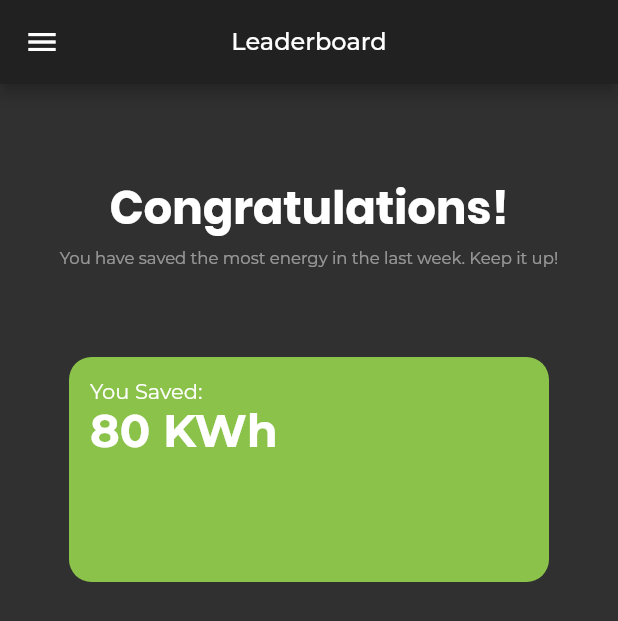
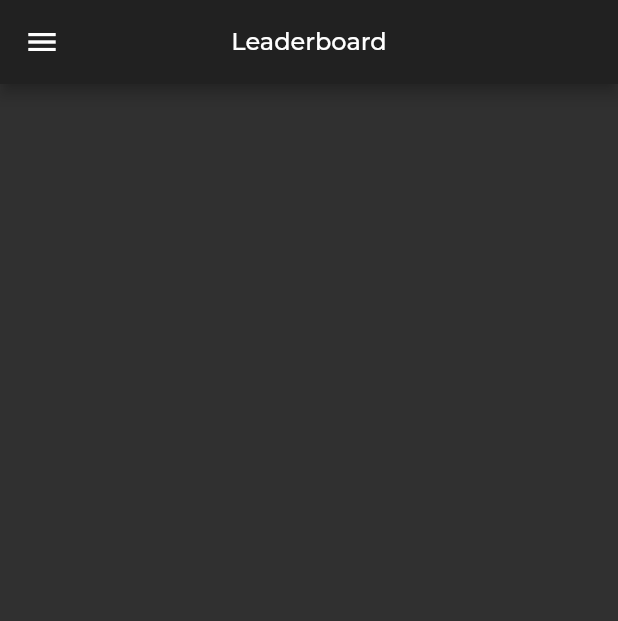
Before and after one commit to amoghsr/smarty, a Flutter app: the Leaderboard screen opened directly, on a phone screen of 412 x 824 dp. Shown: the top 621 px of the screen. Run offline on Flutter 3.47's test engine with Material 2 defaults, Android fonts, the phone set to English and light mode, and no system bars; our stand-ins replace bubble_tab_indicator, firebase_auth, fl_chart, flutter_icons, font_awesome_flutter; accounts and stored records are empty.

Commit message:
Cleaning up leaderboard

```diff
--- a/lib/leaderboard.dart
+++ b/lib/leaderboard.dart
@@ -20,80 +20,6 @@ class _LeaderboardState extends State<Leaderboard> {
       drawer: Drawer(),
       body: SafeArea(
         child: ListView(
-          padding: EdgeInsets.symmetric(vertical: 60.0),
-          children: <Widget>[
-            Row(
-              mainAxisAlignment: MainAxisAlignment.center,
-              children: <Widget>[
-                Column(
-                  mainAxisAlignment: MainAxisAlignment.center,
-                  children: <Widget>[
-                    Text(
-                      'Congratulations!',
-                      style: TextStyle(
-                        fontSize: 30.0,
-                        fontFamily: 'Poppins',
-                        fontWeight: FontWeight.w700,
-                      ),
-                    ),
-                    SizedBox(
-                      height: 4,
-                    ),
-                    Opacity(
-                      opacity: 0.5,
-                      child: Text(
-                        'You have saved the most energy in the last week. Keep it up!',
-                        style: TextStyle(
-                          fontSize: 11.0,
-                        ),
-                      ),
-                    ),
-                    SizedBox(
-                      height: 60,
-                    ),
-                  ],
-                ),
-              ],
-            ),
-            Row(
-              mainAxisAlignment: MainAxisAlignment.center,
-              children: <Widget>[
-                Container(
-                  height: 150,
-                  width: 320,
-                  decoration: BoxDecoration(
-                    borderRadius: BorderRadius.circular(15.0),
-                    color: Colors.lightGreen,
-                  ),
-                  child: Padding(
-                    padding: EdgeInsets.all(14.0),
-                    child: Column(
-                      children: <Widget>[
-                        Row(
-                          mainAxisAlignment: MainAxisAlignment.spaceBetween,
-                          children: <Widget>[
-                            Column(
-                              mainAxisAlignment: MainAxisAlignment.start,
-                              crossAxisAlignment: CrossAxisAlignment.start,
-                              children: <Widget>[
-                                Text('You Saved:'),
-                                Text(
-                                  '80 KWh',
-                                  style: TextStyle(
-                                      fontSize: 30.0,
-                                      fontWeight: FontWeight.w700),
-                                ),
-                              ],
-                            ),
-                          ],
-                        )
-                      ],
-                    ),
-                  ),
-                )
-              ],
-            ),
-          ],
         ),
       ),
     );
```
